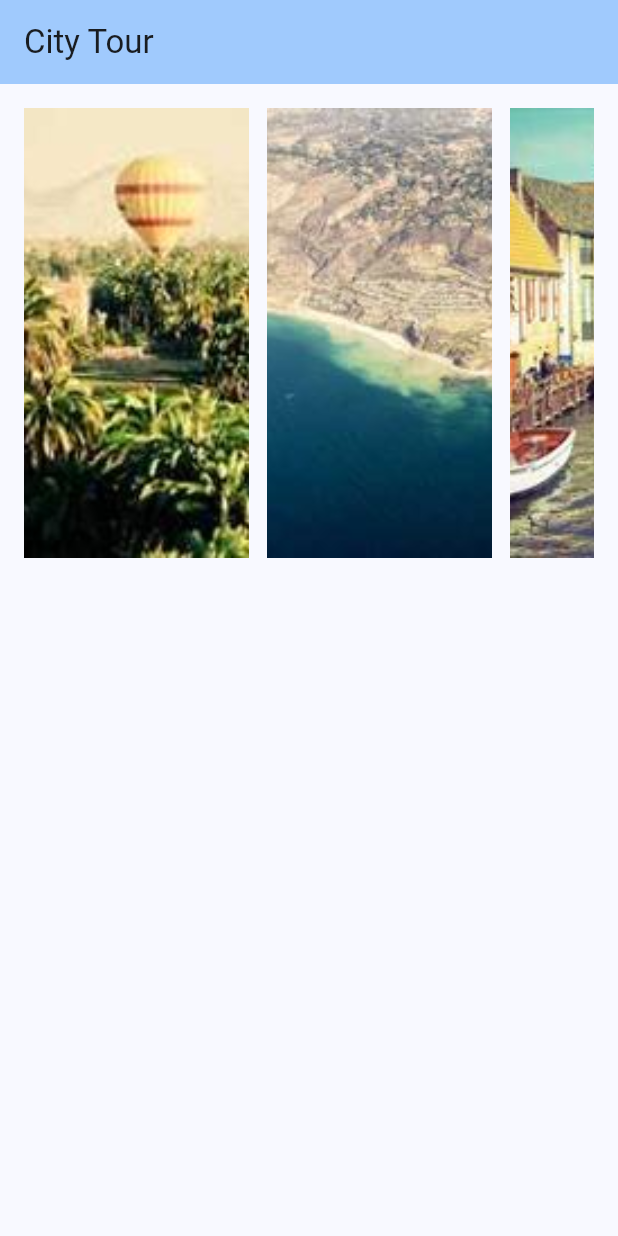
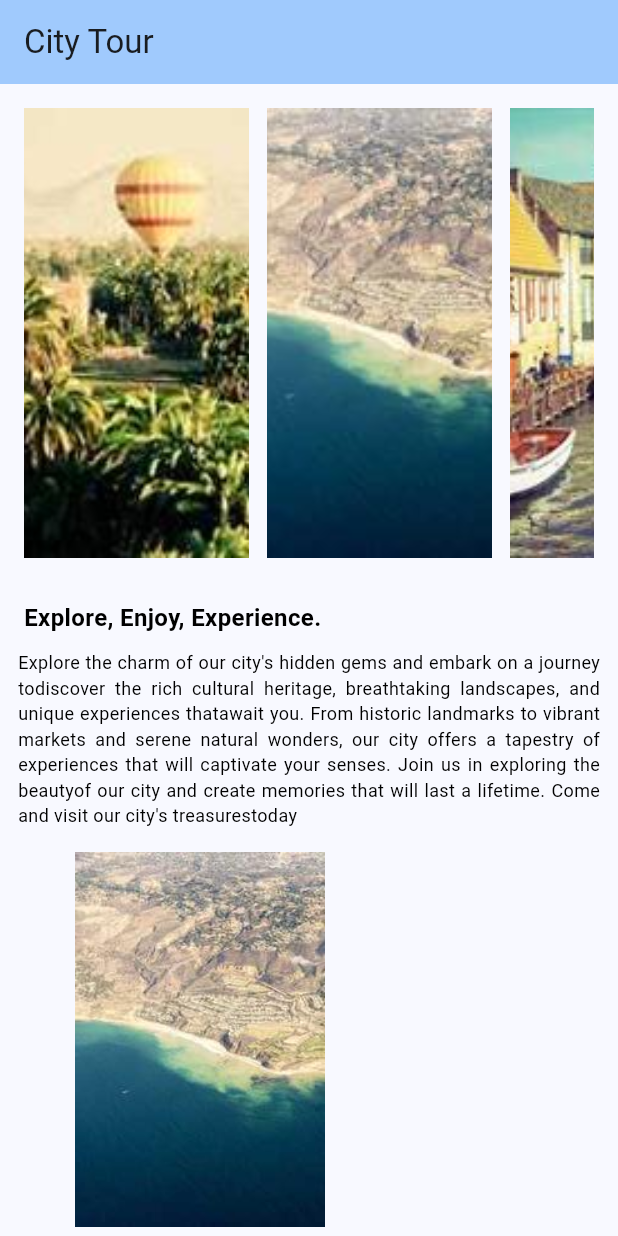
Before and after one commit to Alfatihahrizqullaab/alfatihahrizqullaah2327240143_city_tour, a Flutter app: the screen it shows after launch, on a phone screen of 412 x 824 dp. Run offline on Flutter 3.47's test engine with Material 3 defaults, Android fonts, the phone set to English and light mode, and no system bars.

Commit message:
UTS_ALFATIHAHRIZQULLAAH_SELESAI

```diff
--- a/lib/main.dart
+++ b/lib/main.dart
@@ -39,7 +39,8 @@
         backgroundColor: Theme.of(context).colorScheme.inversePrimary,
         title: Text("City Tour"),
       ),
-      body: Column(
+      body: SingleChildScrollView(
+        child: Column(
             children: [
               Padding(padding: EdgeInsets.all(16),
                 child: Row(
@@ -78,18 +79,70 @@
                               width: 150,
                               fit: BoxFit.cover,
                             ),
+                          ],
+                        ),
+                      ),
+                    )),
 
                   ],
-                      )
+                ),
 
               ),
-
-                  ))
+              SizedBox(height: 12),
+              Row(
+                children: [
+                  Padding(padding: EdgeInsetsGeometry.symmetric(horizontal: 16),
+                    child: Text("Explore, Enjoy, Experience.", style: TextStyle(
+                        fontSize: 16,
+                        fontWeight: FontWeight.bold,
+                        color: Colors.black
+                    ),),
+                  )
                 ],
+              ),
+              SizedBox(height: 10,),
+              Row(
+                children: [
+                  Expanded(
+                      child: Padding(
+                          padding: EdgeInsetsGeometry.symmetric(horizontal: 12),
+                          child: Text("Explore the charm of our city's hidden gems and embark on a journey todiscover the rich cultural heritage, breathtaking landscapes, and unique experiences thatawait you. From historic landmarks to vibrant markets and serene natural wonders, our city offers a tapestry of experiences that will captivate your senses. Join us in exploring the beautyof our city and create memories that will last a lifetime. Come and visit our city's treasurestoday",
+                            style: TextStyle(
+                              color: Colors.black,
+                              fontSize: 12,
+                            ),
+                            textAlign: TextAlign.justify,
+                          ),
+                      )
+                  )
+                ],
+              ),
+              SizedBox(height: 16,),
+              Row(
+                children: [
+                  Padding(padding: EdgeInsetsGeometry.symmetric(horizontal: 50),
+                    child: Image.asset("images/gambar4.jpg",
+                      height: 250,
+                      fit: BoxFit.cover,
                     ),
                   )
                 ],
               ),
+              SizedBox(height: 12),
+              Row(
+                children: [
+                  Padding(padding: EdgeInsetsGeometry.symmetric(horizontal: 16),
+                    child: Text("Blue body of water.", style: TextStyle(
+                        fontSize: 12,
+                        fontWeight: FontWeight.bold,
+                        color: Colors.black
+                    ),),
+                  )
+                ],
+              ),
+            ],
+          ),
+      ),
     );
   }
 }
--- a/pubspec.yaml
+++ b/pubspec.yaml
@@ -65,6 +65,7 @@ flutter:
     - images/gambar1.jpg
     - images/gambar2.jpg
     - images/gambar3.jpg
+    - images/gambar4.jpg
 
   # An image asset can refer to one or more resolution-specific "variants", see
   # https://flutter.dev/to/resolution-aware-images
```
Also changed, not shown: images/gambar4.jpg (added). Lines whose indentation alone changed are shown as unchanged.
